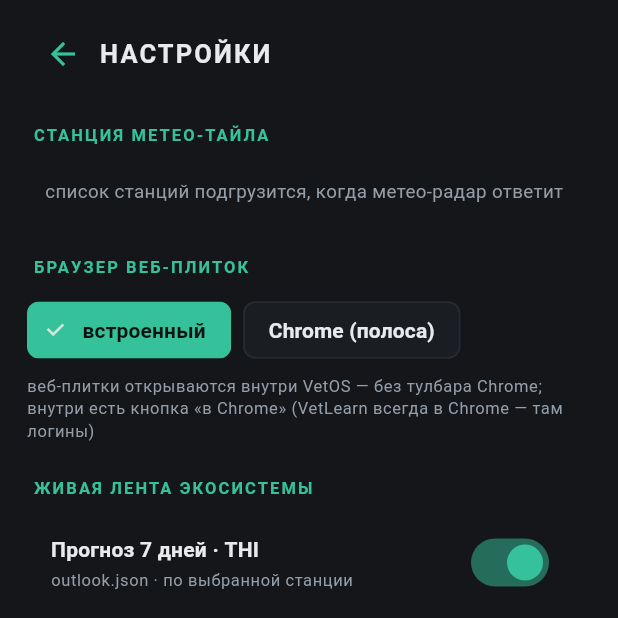
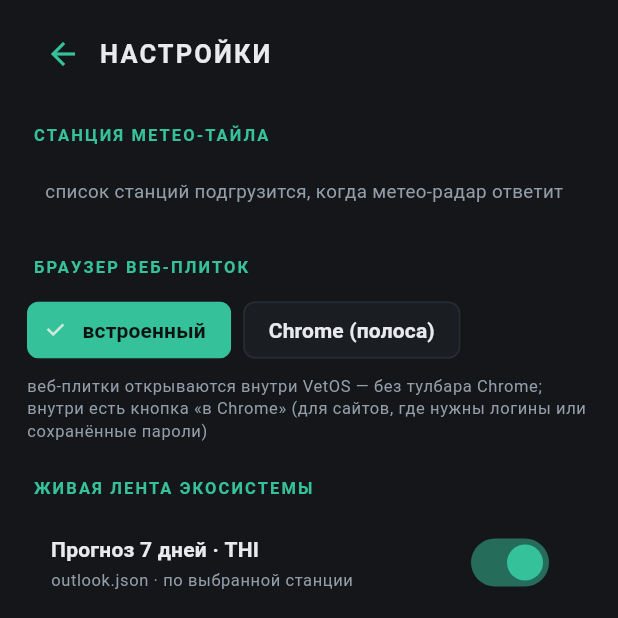
Before and after one commit to shray77/vetos, a Flutter app: the SettingsScreen screen opened directly with empty values, on a phone screen of 412 x 824 dp, the top half of it. Run offline on Flutter 3.47's test engine with Material 3 defaults, Android fonts, the phone set to English and light mode, and no system bars; our stand-ins replace clock, shared_preferences, webview_flutter; accounts and stored records are empty; network calls fail; statements that could not run were skipped.

Commit message:
Task 191: VetLearn-хинт в настройках не врет зеркалу Pages + канал регена голденов
- settings: «VetLearn всегда в Chrome — там логины» вырезано — плитка
  VetLearn давно указывает на публичное зеркало GitHub Pages (логинов
  нет), открывается во встроенном браузере; текст теперь честный
- golden-regen.yml (workflow_dispatch, пин 3.47.8 = build.yml):
  flutter test --update-goldens + коммит [skip ci] — канал пересъёма
  для текстовых/DS-правок экранов (долг класса M-1, как у vetvoice)

```diff
--- a/lib/screens/settings_screen.dart
+++ b/lib/screens/settings_screen.dart
@@ -173,7 +173,8 @@ class _SettingsScreenState extends State<SettingsScreen> {
               child: Text(
                 _builtin
                     ? 'веб-плитки открываются внутри VetOS — без тулбара Chrome; '
-                        'внутри есть кнопка «в Chrome» (VetLearn всегда в Chrome — там логины)'
+                        'внутри есть кнопка «в Chrome» (для сайтов, где нужны '
+                        'логины или сохранённые пароли)'
                     : 'веб-плитки открываются Chrome Custom Tabs — с полосой и куками Chrome',
                 style: ts.bodySmall,
               ),
```
Also changed, not shown: 1 other file.
